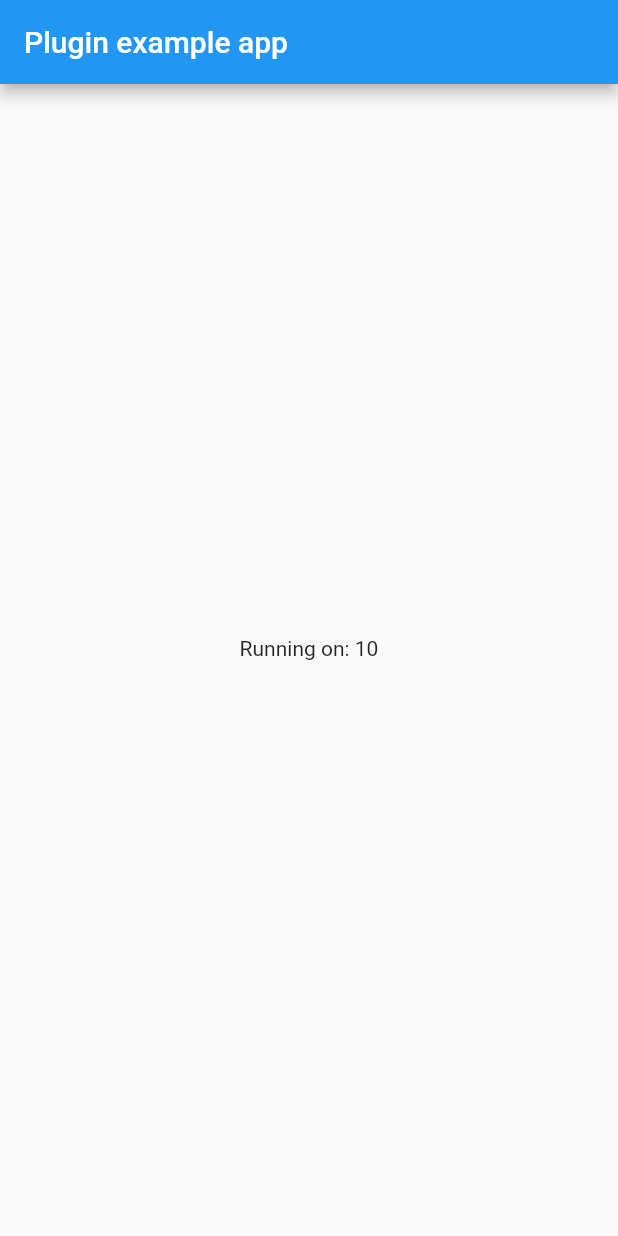
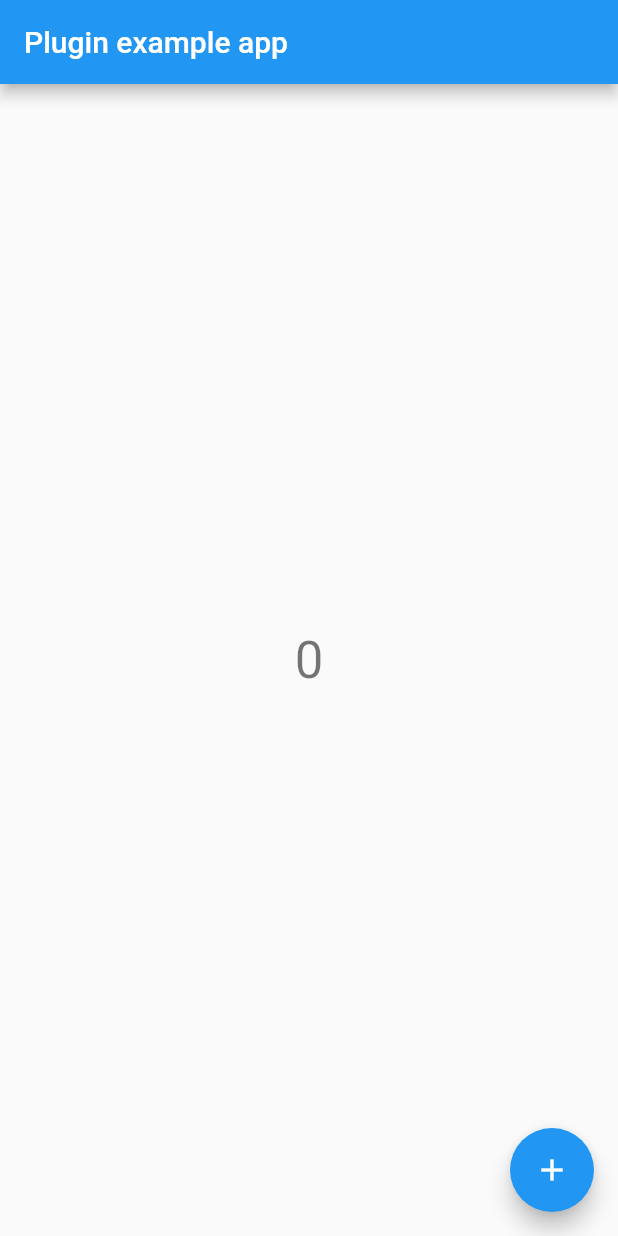
Before and after one commit to eurus-chain/eurus-app-network, a Flutter app: the screen it shows after launch, on a phone screen of 412 x 824 dp. Run offline on Flutter 3.47's test engine with Material 2 defaults, Android fonts, the phone set to English and light mode, and no system bars; our stand-ins replace connectivity, dio; missing offline and left inert: asn1lib, pointycastle, web3dart; accounts and stored records are empty; project files that could hold a hidden picture were left out.

Commit message:
1.add testing button.

```diff
--- a/example/lib/main.dart
+++ b/example/lib/main.dart
@@ -18,15 +18,29 @@ class MyApp extends StatefulWidget {
 
 class _MyAppState extends State<MyApp> {
   String _platformVersion = '10';
+  int _counter = 0;
 
   @override
   void initState() {
     super.initState();
    // testingModelData();
     checkNetwork();
+  }
+
+
+  void _incrementCounter() {
     Web3dart().getOwnerAddress();
     Web3dart().sendETHTransaction();
+    setState(() {
+      // This call to setState tells the Flutter framework that something has
+      // changed in this State, which causes it to rerun the build method below
+      // so that the display can reflect the updated values. If we changed
+      // _counter without calling setState(), then the build method would not be
+      // called again, and so nothing would appear to happen.
+      _counter++;
+    });
   }
+
 
   void testingModelData(){
     RetrieveCardTransRule cardTransRule = RetrieveCardTransRule(data: CardTransRuleRequest(appId: common.appId,timezone: 12,cardId: "abcs"));
@@ -65,8 +79,16 @@ class _MyAppState extends State<MyApp> {
           title: const Text('Plugin example app'),
         ),
         body: Center(
-          child: Text('Running on: $_platformVersion\n'),
+          child:  Text(
+            '$_counter',
+            style: Theme.of(context).textTheme.headline4,
+          ),
         ),
+        floatingActionButton: FloatingActionButton(
+          onPressed: _incrementCounter,
+          tooltip: 'Increment',
+          child: Icon(Icons.add),
+        ), // This trail
       ),
     );
   }
```
